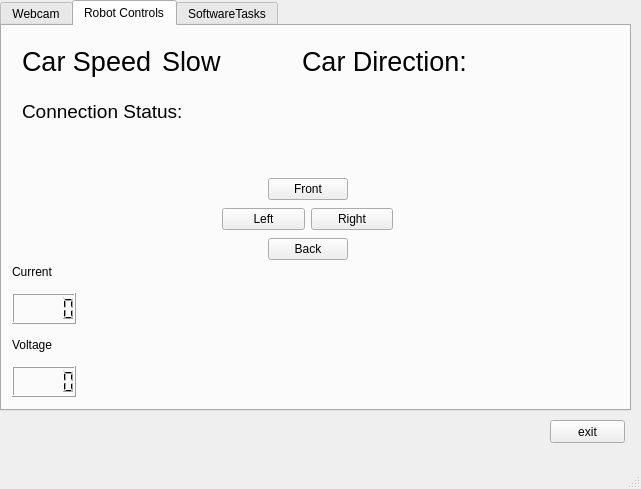
Old version of the form main.ui in the repository mahmoudahmedibrahim5/Mega-Project.
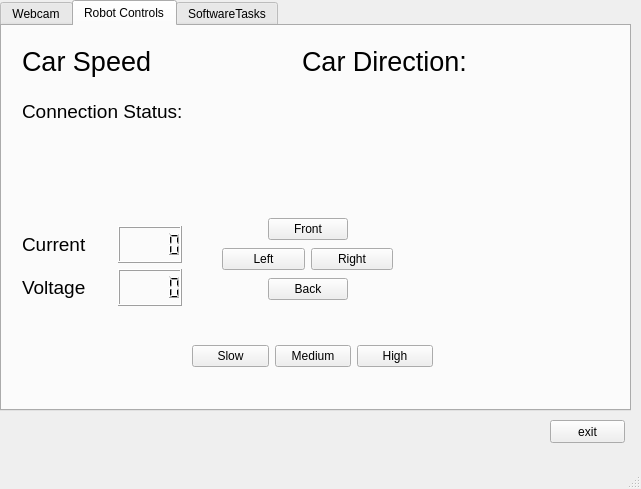
New version of the form.

The edit to the form file:
```diff
--- a/main.ui
+++ b/main.ui
@@ -95,7 +95,7 @@
       <property name="geometry">
        <rect>
         <x>220</x>
-        <y>150</y>
+        <y>190</y>
         <width>171</width>
         <height>89</height>
        </rect>
@@ -207,38 +207,6 @@
        </item>
       </layout>
      </widget>
-     <widget class="QWidget" name="verticalLayoutWidget_2">
-      <property name="geometry">
-       <rect>
-        <x>10</x>
-        <y>230</y>
-        <width>91</width>
-        <height>141</height>
-       </rect>
-      </property>
-      <layout class="QVBoxLayout" name="verticalLayout">
-       <item>
-        <widget class="QLabel" name="current">
-         <property name="text">
-          <string>Current</string>
-         </property>
-        </widget>
-       </item>
-       <item alignment="Qt::AlignLeft">
-        <widget class="QLCDNumber" name="lcdcurrent"/>
-       </item>
-       <item alignment="Qt::AlignLeft">
-        <widget class="QLabel" name="volt">
-         <property name="text">
-          <string>Voltage</string>
-         </property>
-        </widget>
-       </item>
-       <item alignment="Qt::AlignLeft">
-        <widget class="QLCDNumber" name="lcdvolt"/>
-       </item>
-      </layout>
-     </widget>
      <widget class="QLabel" name="label">
       <property name="geometry">
        <rect>
@@ -272,7 +240,7 @@
        </font>
       </property>
       <property name="text">
-       <string>Slow</string>
+       <string/>
       </property>
      </widget>
      <widget class="QLabel" name="dir_label">
@@ -293,56 +261,144 @@
        <string>Car Direction: </string>
       </property>
      </widget>
-     <widget class="QLabel" name="label_3">
-      <property name="enabled">
-       <bool>true</bool>
+     <widget class="QWidget" name="horizontalLayoutWidget">
+      <property name="geometry">
+       <rect>
+        <x>190</x>
+        <y>300</y>
+        <width>241</width>
+        <height>61</height>
+       </rect>
       </property>
+      <layout class="QHBoxLayout" name="horizontalLayout">
+       <item>
+        <widget class="QPushButton" name="speed_down">
+         <property name="text">
+          <string>Slow</string>
+         </property>
+        </widget>
+       </item>
+       <item>
+        <widget class="QPushButton" name="speed_med">
+         <property name="text">
+          <string>Medium</string>
+         </property>
+        </widget>
+       </item>
+       <item>
+        <widget class="QPushButton" name="speed_up">
+         <property name="text">
+          <string>High</string>
+         </property>
+        </widget>
+       </item>
+      </layout>
+     </widget>
+     <widget class="QWidget" name="gridLayoutWidget">
       <property name="geometry">
        <rect>
         <x>20</x>
-        <y>70</y>
-        <width>161</width>
-        <height>31</height>
+        <y>200</y>
+        <width>160</width>
+        <height>80</height>
        </rect>
       </property>
-      <property name="font">
-       <font>
-        <pointsize>14</pointsize>
-       </font>
-      </property>
-      <property name="autoFillBackground">
-       <bool>false</bool>
-      </property>
-      <property name="styleSheet">
-       <string notr="true"/>
-      </property>
-      <property name="text">
-       <string>Connection Status:</string>
-      </property>
-      <property name="textFormat">
-       <enum>Qt::PlainText</enum>
-      </property>
+      <layout class="QGridLayout" name="gridLayout">
+       <item row="1" column="0">
+        <widget class="QLabel" name="volt">
+         <property name="font">
+          <font>
+           <pointsize>14</pointsize>
+          </font>
+         </property>
+         <property name="text">
+          <string>Voltage</string>
+         </property>
+        </widget>
+       </item>
+       <item row="0" column="2">
+        <widget class="QLCDNumber" name="lcdcurrent"/>
+       </item>
+       <item row="0" column="0">
+        <widget class="QLabel" name="current">
+         <property name="font">
+          <font>
+           <pointsize>14</pointsize>
+          </font>
+         </property>
+         <property name="text">
+          <string>Current</string>
+         </property>
+        </widget>
+       </item>
+       <item row="1" column="2">
+        <widget class="QLCDNumber" name="lcdvolt"/>
+       </item>
+       <item row="0" column="1">
+        <spacer name="horizontalSpacer_5">
+         <property name="orientation">
+          <enum>Qt::Horizontal</enum>
+         </property>
+         <property name="sizeHint" stdset="0">
+          <size>
+           <width>40</width>
+           <height>20</height>
+          </size>
+         </property>
+        </spacer>
+       </item>
+      </layout>
      </widget>
-     <widget class="QLabel" name="robot_status">
+     <widget class="QWidget" name="horizontalLayoutWidget_2">
       <property name="geometry">
        <rect>
-        <x>180</x>
-        <y>70</y>
-        <width>161</width>
-        <height>31</height>
+        <x>20</x>
+        <y>50</y>
+        <width>271</width>
+        <height>71</height>
        </rect>
       </property>
-      <property name="font">
-       <font>
-        <pointsize>14</pointsize>
-       </font>
-      </property>
-      <property name="styleSheet">
-       <string notr="true">color: rgb(170, 0, 0);</string>
-      </property>
-      <property name="text">
-       <string/>
-      </property>
+      <layout class="QHBoxLayout" name="horizontalLayout_5">
+       <item>
+        <widget class="QLabel" name="label_3">
+         <property name="enabled">
+          <bool>true</bool>
+         </property>
+         <property name="font">
+          <font>
+           <pointsize>14</pointsize>
+          </font>
+         </property>
+         <property name="autoFillBackground">
+          <bool>false</bool>
+         </property>
+         <property name="styleSheet">
+          <string notr="true"/>
+         </property>
+         <property name="text">
+          <string>Connection Status:</string>
+         </property>
+         <property name="textFormat">
+          <enum>Qt::PlainText</enum>
+         </property>
+        </widget>
+       </item>
+       <item>
+        <widget class="QLabel" name="robot_status">
+         <property name="font">
+          <font>
+           <pointsize>14</pointsize>
+          </font>
+         </property>
+         <property name="styleSheet">
+          <string notr="true">color: rgb(170, 0, 0);</string>
+         </property>
+         <property name="text">
+          <string/>
+         </property>
+        </widget>
+       </item>
+      </layout>
      </widget>
     </widget>
     <widget class="QWidget" name="stitch_tab">
```
Left out of the diff: 69 changed lines with no effect on the pictures.
